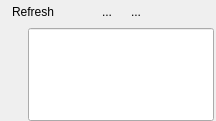
Old version of the form src/ui/qgsbrowserdockwidgetbase.ui in the repository qgis/QGIS.
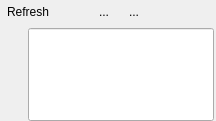
New version of the form. Icons and pictures are not drawn. Custom widgets are drawn as their Qt base class.

Commit message: [browser] fix margin to toolbar

```diff
--- a/src/ui/qgsbrowserdockwidgetbase.ui
+++ b/src/ui/qgsbrowserdockwidgetbase.ui
@@ -24,13 +24,13 @@
     <item>
      <layout class="QHBoxLayout" name="mLayoutHeader">
       <property name="spacing">
-       <number>5</number>
+       <number>6</number>
       </property>
       <property name="leftMargin">
-       <number>5</number>
+       <number>0</number>
       </property>
       <property name="rightMargin">
-       <number>5</number>
+       <number>0</number>
       </property>
       <item>
        <widget class="QToolButton" name="mBtnRefresh">
```
